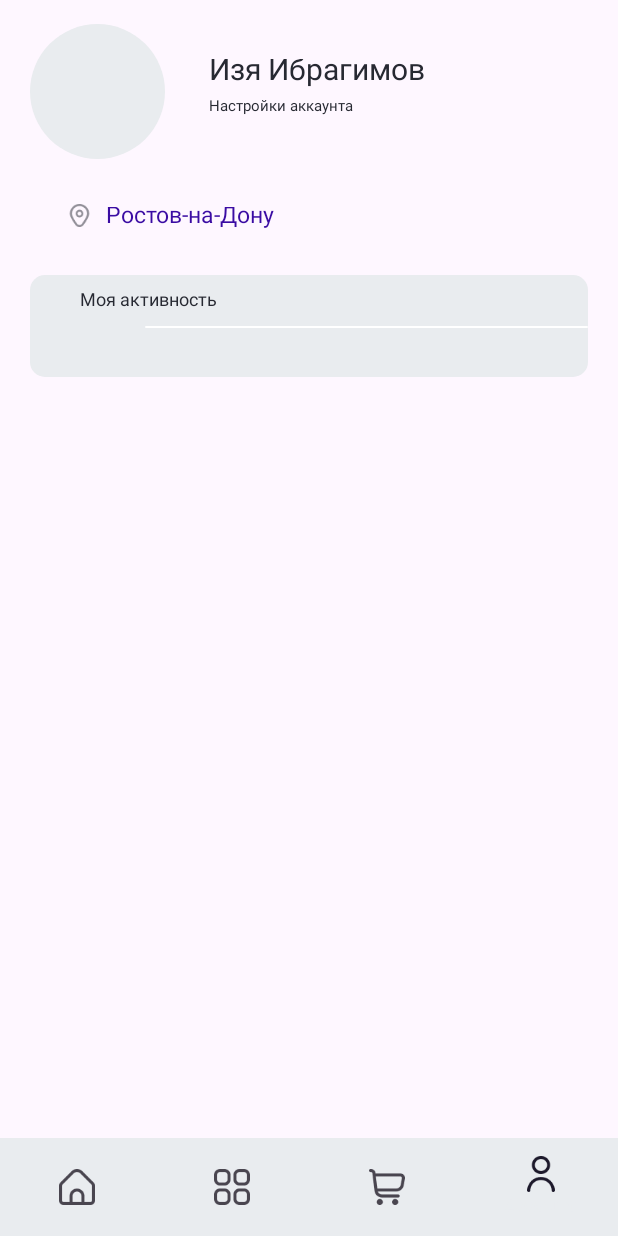
After one commit to justannnnnn/MitraArtApp, an Android app: the RegisteredAccountActivity screen opened directly, with no data from a screen before it, on a phone screen of 412 x 824 dp. The commit adds this screen. Run offline under Robolectric (Android 15) with nearby library versions, the phone set to English and light mode, and no system bars.

Commit message:
Started Account screen. Added account info at top, location and sterted account menu.

```diff
--- a/app/src/main/AndroidManifest.xml
+++ b/app/src/main/AndroidManifest.xml
@@ -1,8 +1,10 @@
 <?xml version="1.0" encoding="utf-8"?>
 <manifest xmlns:android="http://schemas.android.com/apk/res/android"
     xmlns:tools="http://schemas.android.com/tools">
+    <uses-permission android:name="ACCESS_FINE_LOCATION"/>
 
     <application
+        android:name=".App"
         android:allowBackup="true"
         android:dataExtractionRules="@xml/data_extraction_rules"
         android:fullBackupContent="@xml/backup_rules"
@@ -11,8 +13,10 @@
         android:roundIcon="@mipmap/ic_launcher_round"
         android:supportsRtl="true"
         android:theme="@style/Theme.MitraArtApp"
-        android:name = ".App"
         tools:targetApi="31">
+        <activity
+            android:name=".RegisteredAccountActivity"
+            android:exported="false" />
         <activity
             android:name=".MainActivity"
             android:exported="true">
--- a/app/src/main/java/com/example/mitraartapp/MainActivity.kt
+++ b/app/src/main/java/com/example/mitraartapp/MainActivity.kt
@@ -1,5 +1,6 @@
 package com.example.mitraartapp
 
+import android.content.Intent
 import android.os.Bundle
 import android.view.View
 import androidx.appcompat.app.AppCompatActivity
@@ -62,6 +63,7 @@ class MainActivity : AppCompatActivity() {
         // Bottom menu
         loadFragment(HomeFragment())
         bottomNav = findViewById(R.id.bottom_menu) as BottomNavigationView
+        bottomNav.setSelectedItemId(R.id.home);
         bottomNav.setOnItemSelectedListener {
             when (it.itemId) {
                 R.id.home -> {
@@ -78,6 +80,8 @@ class MainActivity : AppCompatActivity() {
                 }
                 R.id.account -> {
                     loadFragment(AccountFragment())
+                    val intent = Intent(this@MainActivity, RegisteredAccountActivity::class.java)
+                    startActivity(intent)
                     true
                 }
 
@@ -89,7 +93,7 @@ class MainActivity : AppCompatActivity() {
 
     private  fun loadFragment(fragment: Fragment){
         val transaction = supportFragmentManager.beginTransaction()
-        transaction.replace(R.id.ll2,fragment)
+        //transaction.replace(R.id.ll2,fragment)
         transaction.commit()
 }
 }
--- /dev/null
+++ b/app/src/main/java/com/example/mitraartapp/RegisteredAccountActivity.kt
@@ -0,0 +1,51 @@
+package com.example.mitraartapp
+
+import android.content.Intent
+import androidx.appcompat.app.AppCompatActivity
+import android.os.Bundle
+import androidx.fragment.app.Fragment
+import com.google.android.material.bottomnavigation.BottomNavigationView
+
+class RegisteredAccountActivity : AppCompatActivity() {
+    lateinit var bottomNav : BottomNavigationView
+    override fun onCreate(savedInstanceState: Bundle?) {
+        super.onCreate(savedInstanceState)
+        setContentView(R.layout.activity_registered_account)
+
+        // Bottom menu
+        loadFragment(HomeFragment())
+        bottomNav = findViewById(R.id.bottom_menu) as BottomNavigationView
+        bottomNav.setSelectedItemId(R.id.account);
+        bottomNav.setOnItemSelectedListener {
+            when (it.itemId) {
+                R.id.home -> {
+                    loadFragment(HomeFragment())
+                    val intent = Intent(this@RegisteredAccountActivity, MainActivity::class.java)
+                    startActivity(intent)
+                    true
+                }
+                R.id.more -> {
+                    loadFragment(MoreFragment())
+                    true
+                }
+                R.id.cart -> {
+                    loadFragment(CartFragment())
+                    true
+                }
+                R.id.account -> {
+                    loadFragment(AccountFragment())
+                    true
+                }
+
+
+                else -> {true}
+            }
+        }
+    }
+
+    private  fun loadFragment(fragment: Fragment){
+        val transaction = supportFragmentManager.beginTransaction()
+        //transaction.replace(R.id.ll2,fragment)
+        transaction.commit()
+    }
+}
--- /dev/null
+++ b/app/src/main/res/drawable/list_divider.xml
@@ -0,0 +1,7 @@
+<?xml version="1.0" encoding="utf-8"?>
+<shape xmlns:android="http://schemas.android.com/apk/res/android"
+    android:shape="rectangle" >
+    <size android:height="1dp" android:width="295dp"/>
+    <solid android:color="@color/white"/>
+    <corners android:radius="17.7dp" />
+</shape>
--- /dev/null
+++ b/app/src/main/res/drawable/round_corners_grey.xml
@@ -0,0 +1,5 @@
+<?xml version="1.0" encoding="utf-8"?>
+<shape xmlns:android="http://schemas.android.com/apk/res/android">
+    <corners android:radius="10dp" />
+    <solid android:color="@color/grey"/>
+</shape>
--- /dev/null
+++ b/app/src/main/res/drawable/very_round_corners.xml
@@ -0,0 +1,5 @@
+<?xml version="1.0" encoding="utf-8"?>
+<shape xmlns:android="http://schemas.android.com/apk/res/android">
+    <corners android:radius="45dp" />
+    <solid android:color="@color/grey"/>
+</shape>
--- /dev/null
+++ b/app/src/main/res/layout/activity_registered_account.xml
@@ -0,0 +1,129 @@
+<?xml version="1.0" encoding="utf-8"?>
+<androidx.constraintlayout.widget.ConstraintLayout xmlns:android="http://schemas.android.com/apk/res/android"
+    xmlns:app="http://schemas.android.com/apk/res-auto"
+    xmlns:tools="http://schemas.android.com/tools"
+    android:layout_width="match_parent"
+    android:layout_height="match_parent"
+    tools:context=".RegisteredAccountActivity">
+
+    <androidx.constraintlayout.widget.ConstraintLayout
+        android:id="@+id/constraintLayout"
+        android:layout_width="match_parent"
+        android:layout_height="90dp"
+        android:layout_marginLeft="20dp"
+        android:layout_marginTop="16dp"
+        android:layout_marginRight="20dp"
+        app:layout_constraintEnd_toEndOf="parent"
+        app:layout_constraintStart_toStartOf="parent"
+        app:layout_constraintTop_toTopOf="parent">
+
+        <ImageView
+            android:id="@+id/account_image"
+            android:layout_width="90dp"
+            android:layout_height="90dp"
+            android:background="@drawable/very_round_corners"
+            app:layout_constraintBottom_toBottomOf="parent"
+            app:layout_constraintStart_toStartOf="parent"
+            app:layout_constraintTop_toTopOf="parent" />
+
+        <TextView
+            android:id="@+id/account_name"
+            android:layout_width="wrap_content"
+            android:layout_height="20dp"
+            android:layout_marginLeft="29dp"
+            android:layout_marginTop="23dp"
+            android:gravity="bottom"
+            android:text="Изя Ибрагимов"
+            android:textAppearance="@style/text_style_h1"
+            app:layout_constraintStart_toEndOf="@+id/account_image"
+            app:layout_constraintTop_toTopOf="parent" />
+
+        <Button
+            style="@style/Widget.Material3.Button.TextButton"
+            android:layout_width="wrap_content"
+            android:layout_height="wrap_content"
+            android:layout_marginLeft="17dp"
+            android:layout_marginTop="-6dp"
+            android:gravity="start"
+            android:text="@string/settings_account_button"
+            android:textAppearance="@style/text_style_h5"
+            android:textColor="@color/dark_grey"
+            app:layout_constraintStart_toEndOf="@+id/account_image"
+            app:layout_constraintTop_toBottomOf="@+id/account_name" />
+
+    </androidx.constraintlayout.widget.ConstraintLayout>
+
+    <ImageView
+        android:id="@+id/imageView"
+        android:layout_width="15dp"
+        android:layout_height="15dp"
+        android:layout_marginStart="45dp"
+        android:layout_marginTop="30dp"
+        android:src="@drawable/ic_location"
+        app:layout_constraintStart_toStartOf="parent"
+        app:layout_constraintTop_toBottomOf="@+id/constraintLayout" />
+
+    <TextView
+        android:id="@+id/textView"
+        android:layout_width="wrap_content"
+        android:layout_height="15dp"
+        android:layout_marginLeft="10dp"
+        android:layout_marginTop="32dp"
+        android:gravity="bottom"
+        android:text="Ростов-на-Дону"
+        android:textAppearance="@style/text_style_h3_noclr"
+        android:textColor="@color/dark_purple"
+        app:layout_constraintStart_toEndOf="@+id/imageView"
+        app:layout_constraintTop_toBottomOf="@+id/constraintLayout" />
+
+    <androidx.constraintlayout.widget.ConstraintLayout
+        android:layout_width="match_parent"
+        android:layout_height="68dp"
+        android:layout_marginLeft="20dp"
+        android:layout_marginRight="20dp"
+        android:layout_marginTop="30dp"
+        android:background="@drawable/round_corners_grey"
+        app:layout_constraintEnd_toEndOf="parent"
+        app:layout_constraintStart_toStartOf="parent"
+        app:layout_constraintTop_toBottomOf="@+id/textView">
+
+        <Button
+            android:id="@+id/my_activity_button"
+            style="@style/Widget.MaterialComponents.Button.TextButton.Icon"
+            android:layout_width="match_parent"
+            android:layout_height="34dp"
+            android:layout_marginLeft="25dp"
+            android:gravity="bottom"
+            android:text="@string/my_activity"
+            android:textColor="@color/dark_grey"
+            android:textAppearance="@style/text_style_menu"
+            app:layout_constraintEnd_toEndOf="parent"
+            app:layout_constraintStart_toStartOf="parent"
+            app:layout_constraintTop_toTopOf="parent"
+            />
+
+        <ImageView
+            android:layout_width="295dp"
+            android:layout_height="1dp"
+            android:src="@drawable/list_divider"
+            app:layout_constraintTop_toBottomOf="@id/my_activity_button"
+            app:layout_constraintEnd_toEndOf="parent" />
+
+
+
+    </androidx.constraintlayout.widget.ConstraintLayout>
+
+    <com.google.android.material.bottomnavigation.BottomNavigationView
+        android:id="@+id/bottom_menu"
+        android:layout_width="match_parent"
+        android:layout_height="65dp"
+        android:layout_alignParentBottom="true"
+        app:layout_constraintBottom_toBottomOf="parent"
+        app:layout_constraintEnd_toEndOf="parent"
+        app:layout_constraintStart_toStartOf="parent"
+        android:background="@color/grey"
+        app:menu="@menu/bottom_nav_menu"
+        app:itemTextColor="@color/grey"
+        app:itemActiveIndicatorStyle="@color/grey"/>
+
+</androidx.constraintlayout.widget.ConstraintLayout>
--- a/app/src/main/res/values/colors.xml
+++ b/app/src/main/res/values/colors.xml
@@ -3,5 +3,7 @@
     <color name="black">#FF000000</color>
     <color name="white">#FFFFFFFF</color>
     <color name="grey">#E9ECEF</color>
+    <color name="dark_grey">#272932</color>
+    <color name="dark_purple">#3A0CA3</color>
 
 </resources>
--- a/app/src/main/res/values/strings.xml
+++ b/app/src/main/res/values/strings.xml
@@ -1,6 +1,7 @@
 <resources>
     <string name="app_name">MitraArtApp</string>
     <string name="promo_lots">Промо лоты</string>
-    <!-- TODO: Remove or change this placeholder text -->
-    <string name="hello_blank_fragment">Hello blank fragment</string>
+
+    <string name="settings_account_button">Настройки аккаунта</string>
+    <string name="my_activity">Моя активность</string>
 </resources>
--- a/app/src/main/res/values/themes.xml
+++ b/app/src/main/res/values/themes.xml
@@ -4,6 +4,18 @@
         <!-- Customize your light theme here. -->
         <!-- <item name="colorPrimary">@color/my_light_primary</item> -->
     </style>
+
+    <style name="text_style_h1">
+    <item name="android:textSize">20dp</item>
+    <item name="android:textColor">#272932</item>
+    <item name="android:gravity">top</item>
+    <item name="fontFamily">Inter</item>
+    <item name="fontWeight">600</item>
+    <item name="lineHeight">20dp</item>
+    <item name="android:letterSpacing">0</item>
+    </style>
+
+
     <style name="text_style_h2">
         <item name="android:textSize">20dp</item>
         <item name="android:textColor">#272932</item>
@@ -23,6 +35,16 @@
         <item name="android:letterSpacing">0</item>
 
 </style>
+
+        <style name="text_style_h3_noclr">
+        <item name="android:textSize">15dp</item>
+        <item name="android:gravity">top</item>
+        <item name="fontFamily">Raleway</item>
+        <item name="fontWeight">600</item>
+        <item name="lineHeight">15dp</item>
+
+        </style>
+
     <style name="text_style_h4">
         <item name="android:textSize">10dp</item>
         <item name="android:textColor">#272932</item>
@@ -43,5 +65,15 @@
 
 </style>
 
+    <style name="text_style_menu">
+        <item name="android:textSize">12dp</item>
+        <item name="android:textColor">#272932</item>
+        <item name="android:gravity">top</item>
+        <item name="fontFamily">Raleway</item>
+        <item name="fontWeight">400</item>
+        <item name="lineHeight">12dp</item>
+
+    </style>
+
     <style name="Theme.MitraArtApp" parent="Base.Theme.MitraArtApp" />
 </resources>
```
Also changed, not shown: app/src/main/res/drawable-hdpi/ic_location.png (added), app/src/main/res/drawable-hdpi/menu_arrow.png (added).
